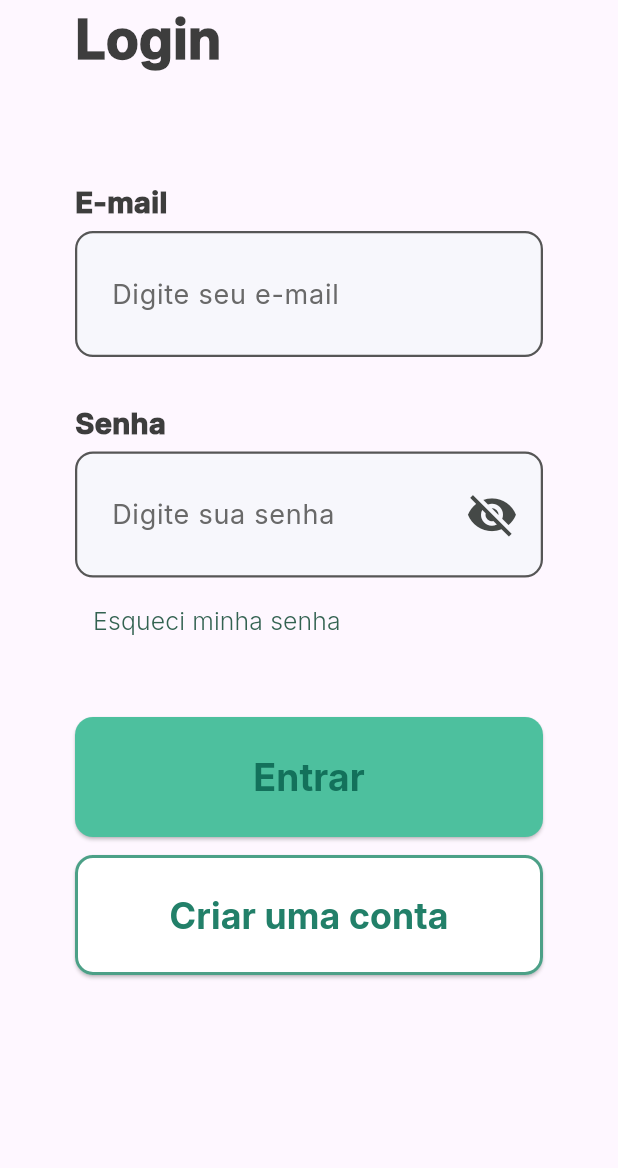
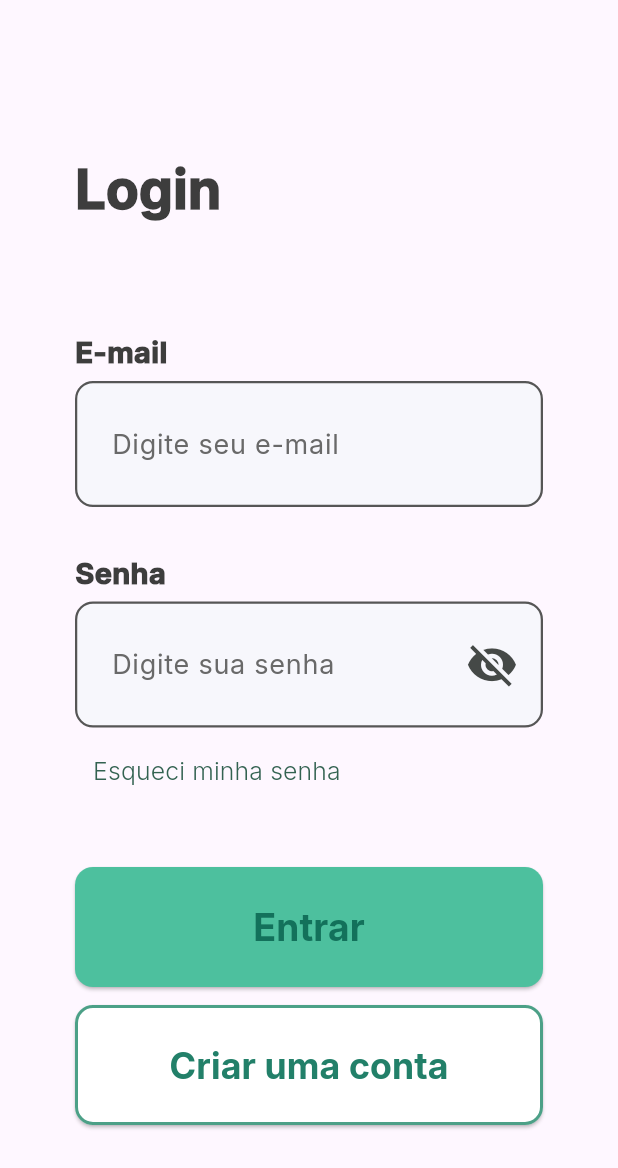
Before and after one commit to paulohp7/fatec_problematicas, a Flutter app: the screen it shows after launch, on a phone screen of 412 x 824 dp. Shown: the top 1168 px of the screen. Run offline on Flutter 3.47's test engine with Material 3 defaults, Android fonts, the phone set to English and light mode, and no system bars.

Commit message:
Fix: margens da tela de login

```diff
--- a/lib/views/login.page.dart
+++ b/lib/views/login.page.dart
@@ -58,7 +58,7 @@ class _LoginPageState extends State<LoginPage> {
     return Scaffold(
       body: SingleChildScrollView(
         child: Container(
-          margin: const EdgeInsets.symmetric(horizontal: 50),
+          margin: const EdgeInsets.symmetric(horizontal: 50, vertical: 100),
           child: Column(
             mainAxisAlignment: MainAxisAlignment.center,
             crossAxisAlignment: CrossAxisAlignment.start,
```
